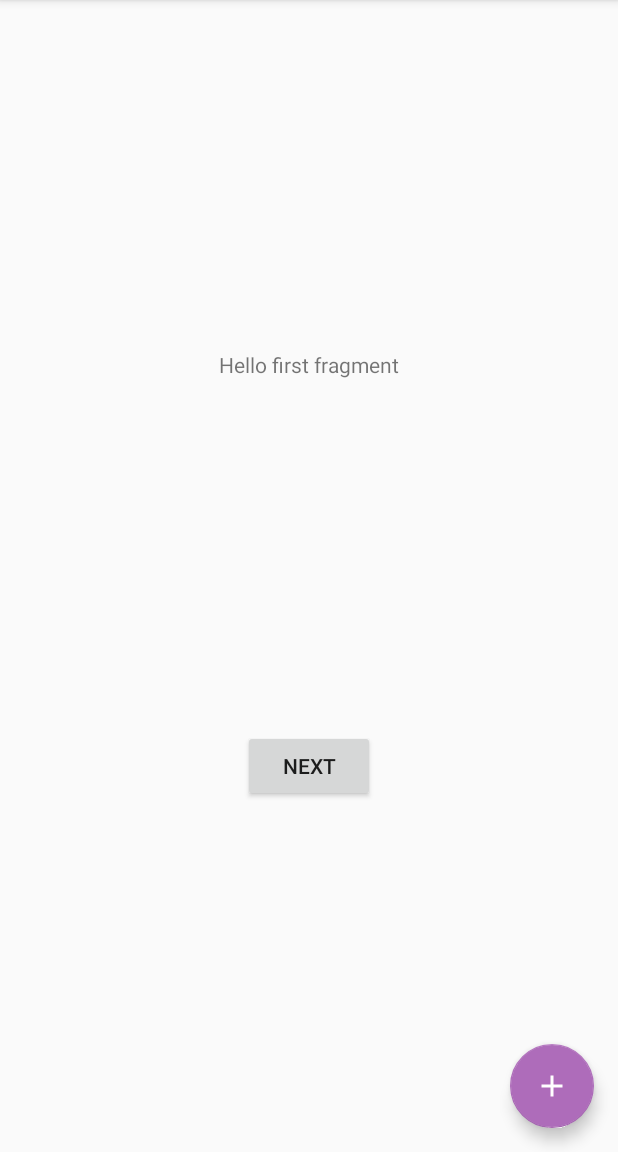
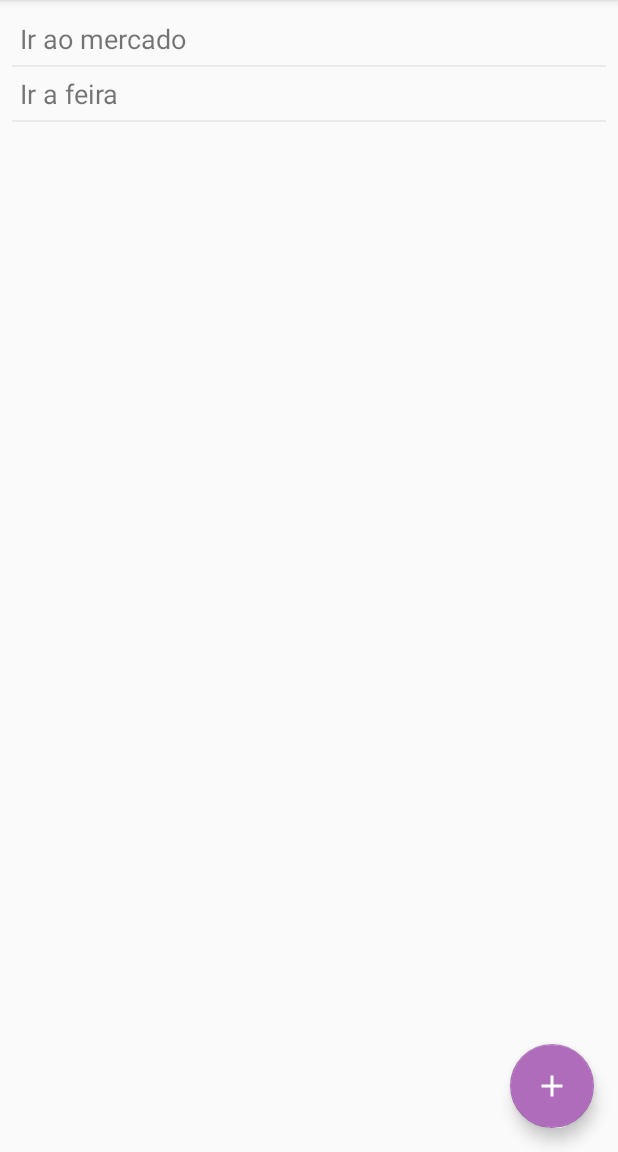
Before and after one commit to dcaahub/Android, an Android app: the screen it shows after launch (MainActivity), on a phone screen of 412 x 824 dp, the part 84-1236 px from its top. Run offline under Robolectric (Android 15) with nearby library versions, the phone set to English and light mode, and no system bars.

Commit message:
Adicionando RecycerView

```diff
--- a/ListadeTarefas/app/src/main/AndroidManifest.xml
+++ b/ListadeTarefas/app/src/main/AndroidManifest.xml
@@ -9,9 +9,9 @@
         android:roundIcon="@mipmap/ic_launcher_round"
         android:supportsRtl="true"
         android:theme="@style/AppTheme">
-        <activity android:name=".AdicionarTarefaActivity"></activity>
+        <activity android:name=".activity.AdicionarTarefaActivity"></activity>
         <activity
-            android:name=".MainActivity"
+            android:name=".activity.MainActivity"
             android:label="@string/app_name"
             android:theme="@style/AppTheme.NoActionBar">
             <intent-filter>
--- a/ListadeTarefas/app/src/main/java/com/example/listadetarefas/FirstFragment.java
+++ /dev/null
@@ -1,34 +0,0 @@
-package com.example.listadetarefas;
-
-import android.os.Bundle;
-import android.view.LayoutInflater;
-import android.view.View;
-import android.view.ViewGroup;
-
-import androidx.annotation.NonNull;
-import androidx.fragment.app.Fragment;
-import androidx.navigation.fragment.NavHostFragment;
-
-public class FirstFragment extends Fragment {
-
-    @Override
-    public View onCreateView(
-            LayoutInflater inflater, ViewGroup container,
-            Bundle savedInstanceState
-    ) {
-        // Inflate the layout for this fragment
-        return inflater.inflate(R.layout.fragment_first, container, false);
-    }
-
-    public void onViewCreated(@NonNull View view, Bundle savedInstanceState) {
-        super.onViewCreated(view, savedInstanceState);
-
-        view.findViewById(R.id.button_first).setOnClickListener(new View.OnClickListener() {
-            @Override
-            public void onClick(View view) {
-                NavHostFragment.findNavController(FirstFragment.this)
-                        .navigate(R.id.action_FirstFragment_to_SecondFragment);
-            }
-        });
-    }
-}
--- a/ListadeTarefas/app/src/main/java/com/example/listadetarefas/AdicionarTarefaActivity.java
+++ b/ListadeTarefas/app/src/main/java/com/example/listadetarefas/activity/AdicionarTarefaActivity.java
@@ -1,8 +1,10 @@
-package com.example.listadetarefas;
+package com.example.listadetarefas.activity;
 
 import androidx.appcompat.app.AppCompatActivity;
 
 import android.os.Bundle;
+
+import com.example.listadetarefas.R;
 
 public class AdicionarTarefaActivity extends AppCompatActivity {
 
--- a/ListadeTarefas/app/src/main/java/com/example/listadetarefas/MainActivity.java
+++ b/ListadeTarefas/app/src/main/java/com/example/listadetarefas/activity/MainActivity.java
@@ -1,20 +1,32 @@
-package com.example.listadetarefas;
+package com.example.listadetarefas.activity;
 
 import android.content.Intent;
 import android.os.Bundle;
 
+import com.example.listadetarefas.R;
+import com.example.listadetarefas.adapter.TarefaAdapter;
+import com.example.listadetarefas.model.Tarefa;
 import com.google.android.material.floatingactionbutton.FloatingActionButton;
-import com.google.android.material.snackbar.Snackbar;
 
 import androidx.appcompat.app.AppCompatActivity;
 import androidx.appcompat.widget.Toolbar;
+import androidx.recyclerview.widget.DividerItemDecoration;
+import androidx.recyclerview.widget.LinearLayoutManager;
+import androidx.recyclerview.widget.RecyclerView;
 
 import android.view.View;
 
 import android.view.Menu;
 import android.view.MenuItem;
+import android.widget.LinearLayout;
+
+import java.util.ArrayList;
+import java.util.List;
 
 public class MainActivity extends AppCompatActivity {
+    private RecyclerView recyclerView;
+    private TarefaAdapter tarefaAdapter;
+    private List<Tarefa> listaTarefas = new ArrayList<>();
 
     @Override
     protected void onCreate(Bundle savedInstanceState) {
@@ -22,6 +34,10 @@ public class MainActivity extends AppCompatActivity {
         setContentView(R.layout.activity_main);
         Toolbar toolbar = findViewById(R.id.toolbar);
         setSupportActionBar(toolbar);
+
+        //Configurar recycler
+        recyclerView = findViewById(R.id.recyclerView);
+
 
         FloatingActionButton fab = findViewById(R.id.fab);
         fab.setOnClickListener(new View.OnClickListener() {
@@ -31,6 +47,34 @@ public class MainActivity extends AppCompatActivity {
                 startActivity(intent);
             }
         });
+    }
+
+    public void carregarListaDeTarefas(){
+        //Listar Tarefas
+        Tarefa tarefa1 = new Tarefa();
+        tarefa1.setNomeTarefa("Ir ao mercado");
+        listaTarefas.add(tarefa1);
+        Tarefa tarefa2 = new Tarefa();
+        tarefa2.setNomeTarefa("Ir a feira");
+        listaTarefas.add(tarefa2);
+
+        /*Exibe lista de tarefas no RecyclerView*/
+
+
+        //configurar adapter
+        tarefaAdapter = new TarefaAdapter(listaTarefas);
+        //configurar RecyclerView
+        RecyclerView.LayoutManager layoutManager = new LinearLayoutManager(getApplicationContext());
+        recyclerView.setLayoutManager(layoutManager);
+        recyclerView.setHasFixedSize(true);
+        recyclerView.addItemDecoration(new DividerItemDecoration(getApplicationContext(), LinearLayout.VERTICAL));
+        recyclerView.setAdapter(tarefaAdapter);
+    }
+
+    @Override
+    protected void onStart() {
+        carregarListaDeTarefas();
+        super.onStart();
     }
 
     @Override
--- /dev/null
+++ b/ListadeTarefas/app/src/main/java/com/example/listadetarefas/adapter/TarefaAdapter.java
@@ -0,0 +1,50 @@
+package com.example.listadetarefas.adapter;
+
+import android.view.LayoutInflater;
+import android.view.View;
+import android.view.ViewGroup;
+import android.widget.TextView;
+
+import androidx.annotation.NonNull;
+import androidx.recyclerview.widget.RecyclerView;
+
+import com.example.listadetarefas.R;
+import com.example.listadetarefas.model.Tarefa;
+
+import java.util.List;
+
+public class TarefaAdapter extends RecyclerView.Adapter<TarefaAdapter.MyViewHolder> {
+    private List<Tarefa> listaTarefa;
+
+    public TarefaAdapter(List<Tarefa> lista) {
+        this.listaTarefa = lista;
+    }
+
+    @NonNull
+    @Override
+    public MyViewHolder onCreateViewHolder(@NonNull ViewGroup parent, int viewType) {
+        View itemLista = LayoutInflater.from(parent.getContext()).inflate(R.layout.lista_tarefa_adapter, parent, false);
+        return new MyViewHolder(itemLista);
+    }
+
+    @Override
+    public void onBindViewHolder(@NonNull MyViewHolder holder, int position) {
+        Tarefa tarefa = listaTarefa.get(position);
+        holder.tarefa.setText(tarefa.getNomeTarefa());
+
+    }
+
+    @Override
+    public int getItemCount() {
+        return this.listaTarefa.size();
+    }
+
+    public class MyViewHolder extends RecyclerView.ViewHolder{
+        TextView tarefa;
+
+        public MyViewHolder(@NonNull View itemView) {
+            super(itemView);
+            tarefa = itemView.findViewById(R.id.textTarefa);
+        }
+    }
+}
--- /dev/null
+++ b/ListadeTarefas/app/src/main/java/com/example/listadetarefas/model/Tarefa.java
@@ -0,0 +1,24 @@
+package com.example.listadetarefas.model;
+
+import java.io.Serializable;
+
+public class Tarefa  implements Serializable {
+    private Long id;
+    private String nomeTarefa;
+
+    public Long getId() {
+        return id;
+    }
+
+    public void setId(Long id) {
+        this.id = id;
+    }
+
+    public String getNomeTarefa() {
+        return nomeTarefa;
+    }
+
+    public void setNomeTarefa(String nomeTarefa) {
+        this.nomeTarefa = nomeTarefa;
+    }
+}
--- a/ListadeTarefas/app/src/main/res/layout/activity_adicionar_tarefa.xml
+++ b/ListadeTarefas/app/src/main/res/layout/activity_adicionar_tarefa.xml
@@ -4,7 +4,7 @@
     xmlns:tools="http://schemas.android.com/tools"
     android:layout_width="match_parent"
     android:layout_height="match_parent"
-    tools:context=".AdicionarTarefaActivity">
+    tools:context=".activity.AdicionarTarefaActivity">
 
     <com.google.android.material.textfield.TextInputLayout
         android:layout_width="0dp"
--- a/ListadeTarefas/app/src/main/res/layout/activity_main.xml
+++ b/ListadeTarefas/app/src/main/res/layout/activity_main.xml
@@ -4,7 +4,7 @@
     xmlns:tools="http://schemas.android.com/tools"
     android:layout_width="match_parent"
     android:layout_height="match_parent"
-    tools:context=".MainActivity">
+    tools:context=".activity.MainActivity">
 
     <com.google.android.material.appbar.AppBarLayout
         android:layout_width="match_parent"
--- a/ListadeTarefas/app/src/main/res/layout/content_main.xml
+++ b/ListadeTarefas/app/src/main/res/layout/content_main.xml
@@ -1,19 +1,23 @@
 <?xml version="1.0" encoding="utf-8"?>
 <androidx.constraintlayout.widget.ConstraintLayout xmlns:android="http://schemas.android.com/apk/res/android"
     xmlns:app="http://schemas.android.com/apk/res-auto"
+    xmlns:tools="http://schemas.android.com/tools"
     android:layout_width="match_parent"
     android:layout_height="match_parent"
     app:layout_behavior="@string/appbar_scrolling_view_behavior">
 
-    <fragment
-        android:id="@+id/nav_host_fragment"
-        android:name="androidx.navigation.fragment.NavHostFragment"
+    <androidx.recyclerview.widget.RecyclerView
+        android:id="@+id/recyclerView"
         android:layout_width="0dp"
         android:layout_height="0dp"
-        app:defaultNavHost="true"
+        android:layout_marginStart="8dp"
+        android:layout_marginLeft="8dp"
+        android:layout_marginTop="8dp"
+        android:layout_marginEnd="8dp"
+        android:layout_marginRight="8dp"
+        android:layout_marginBottom="8dp"
         app:layout_constraintBottom_toBottomOf="parent"
-        app:layout_constraintLeft_toLeftOf="parent"
-        app:layout_constraintRight_toRightOf="parent"
-        app:layout_constraintTop_toTopOf="parent"
-        app:navGraph="@navigation/nav_graph" />
+        app:layout_constraintEnd_toEndOf="parent"
+        app:layout_constraintStart_toStartOf="parent"
+        app:layout_constraintTop_toTopOf="parent" />
 </androidx.constraintlayout.widget.ConstraintLayout>
--- a/ListadeTarefas/app/src/main/res/layout/fragment_first.xml
+++ /dev/null
@@ -1,28 +0,0 @@
-<?xml version="1.0" encoding="utf-8"?>
-<androidx.constraintlayout.widget.ConstraintLayout xmlns:android="http://schemas.android.com/apk/res/android"
-    xmlns:app="http://schemas.android.com/apk/res-auto"
-    xmlns:tools="http://schemas.android.com/tools"
-    android:layout_width="match_parent"
-    android:layout_height="match_parent"
-    tools:context=".FirstFragment">
-
-    <TextView
-        android:id="@+id/textview_first"
-        android:layout_width="wrap_content"
-        android:layout_height="wrap_content"
-        android:text="@string/hello_first_fragment"
-        app:layout_constraintBottom_toTopOf="@id/button_first"
-        app:layout_constraintEnd_toEndOf="parent"
-        app:layout_constraintStart_toStartOf="parent"
-        app:layout_constraintTop_toTopOf="parent" />
-
-    <Button
-        android:id="@+id/button_first"
-        android:layout_width="wrap_content"
-        android:layout_height="wrap_content"
-        android:text="@string/next"
-        app:layout_constraintBottom_toBottomOf="parent"
-        app:layout_constraintEnd_toEndOf="parent"
-        app:layout_constraintStart_toStartOf="parent"
-        app:layout_constraintTop_toBottomOf="@id/textview_first" />
-</androidx.constraintlayout.widget.ConstraintLayout>
--- /dev/null
+++ b/ListadeTarefas/app/src/main/res/layout/lista_tarefa_adapter.xml
@@ -0,0 +1,14 @@
+<?xml version="1.0" encoding="utf-8"?>
+<LinearLayout xmlns:android="http://schemas.android.com/apk/res/android"
+    android:layout_width="match_parent"
+    android:layout_height="wrap_content"
+    android:orientation="vertical">
+
+    <TextView
+        android:id="@+id/textTarefa"
+        android:layout_width="match_parent"
+        android:layout_height="wrap_content"
+        android:padding="5dp"
+        android:text="Estudar Android"
+        android:textSize="18sp" />
+</LinearLayout>
--- a/ListadeTarefas/app/src/main/res/menu/menu_main.xml
+++ b/ListadeTarefas/app/src/main/res/menu/menu_main.xml
@@ -1,7 +1,7 @@
 <menu xmlns:android="http://schemas.android.com/apk/res/android"
     xmlns:app="http://schemas.android.com/apk/res-auto"
     xmlns:tools="http://schemas.android.com/tools"
-    tools:context="com.example.listadetarefas.MainActivity">
+    tools:context="com.example.listadetarefas.activity.MainActivity">
     <item
         android:id="@+id/action_settings"
         android:orderInCategory="100"
```
Also changed, not shown: ListadeTarefas/app/src/main/java/com/example/listadetarefas/SecondFragment.java (deleted, +0 -34 lines), ListadeTarefas/app/src/main/res/layout/fragment_second.xml (deleted, +0 -27 lines).
